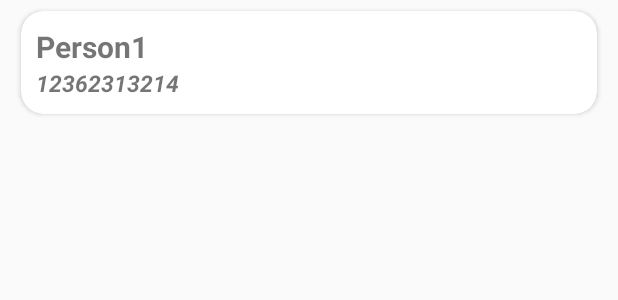
After one commit to Software-Engineering-Semester-5-Project/Android-App, an Android app: the layout member_card.xml on its own in the app's theme, with its tools: preview values and no code run, on a phone screen of 412 x 824 dp. The commit adds this screen. Shown: the top 300 px of the screen. Run offline under Robolectric (Android 15) with nearby library versions, the phone set to English and light mode, and no system bars.

Commit message:
member card created

```diff
--- a/app/src/main/res/layout/fragment_update_health_status.xml
+++ b/app/src/main/res/layout/fragment_update_health_status.xml
@@ -5,10 +5,14 @@
     android:layout_height="match_parent"
     tools:context=".UpdateHealthStatusFragment">
 
-    <!-- TODO: Update blank fragment layout -->
-    <TextView
+    <ScrollView
         android:layout_width="match_parent"
-        android:layout_height="match_parent"
-        android:text="@string/hello_blank_fragment" />
+        android:layout_height="wrap_content">
+        <androidx.recyclerview.widget.RecyclerView
+            android:layout_width="match_parent"
+            android:layout_height="wrap_content"
+            android:id="@+id/memberNames"/>
+    </ScrollView>
+
 
 </FrameLayout>
--- /dev/null
+++ b/app/src/main/res/layout/member_card.xml
@@ -0,0 +1,43 @@
+<?xml version="1.0" encoding="utf-8"?>
+<LinearLayout xmlns:android="http://schemas.android.com/apk/res/android"
+    xmlns:tools="http://schemas.android.com/tools"
+    xmlns:app="http://schemas.android.com/apk/res-auto"
+    android:layout_width="match_parent"
+    android:layout_height="wrap_content"
+    >
+    <androidx.cardview.widget.CardView
+        android:layout_height="wrap_content"
+        android:layout_width="match_parent"
+        android:layout_marginLeft="14dp"
+        android:layout_marginTop="7dp"
+        android:layout_marginRight="14dp"
+        android:layout_marginBottom="10dp"
+        app:cardCornerRadius="15dp"
+        android:elevation="8dp"
+        >
+        <LinearLayout
+            android:layout_gravity="center"
+            android:gravity="center"
+            android:layout_margin="10dp"
+            android:layout_width="match_parent"
+            android:layout_height="wrap_content"
+            android:orientation="vertical">
+
+            <TextView
+                android:id="@+id/membername"
+                android:layout_width="match_parent"
+                android:layout_height="match_parent"
+                android:textSize="20dp"
+                android:textStyle="bold"
+                android:text="Person1" />
+            <TextView
+                android:id="@+id/memberrank"
+                android:layout_width="match_parent"
+                android:layout_height="match_parent"
+                android:textSize="15dp"
+                android:textStyle="bold|italic"
+                android:text="12362313214" />
+        </LinearLayout>
+
+    </androidx.cardview.widget.CardView>
+</LinearLayout>
```
